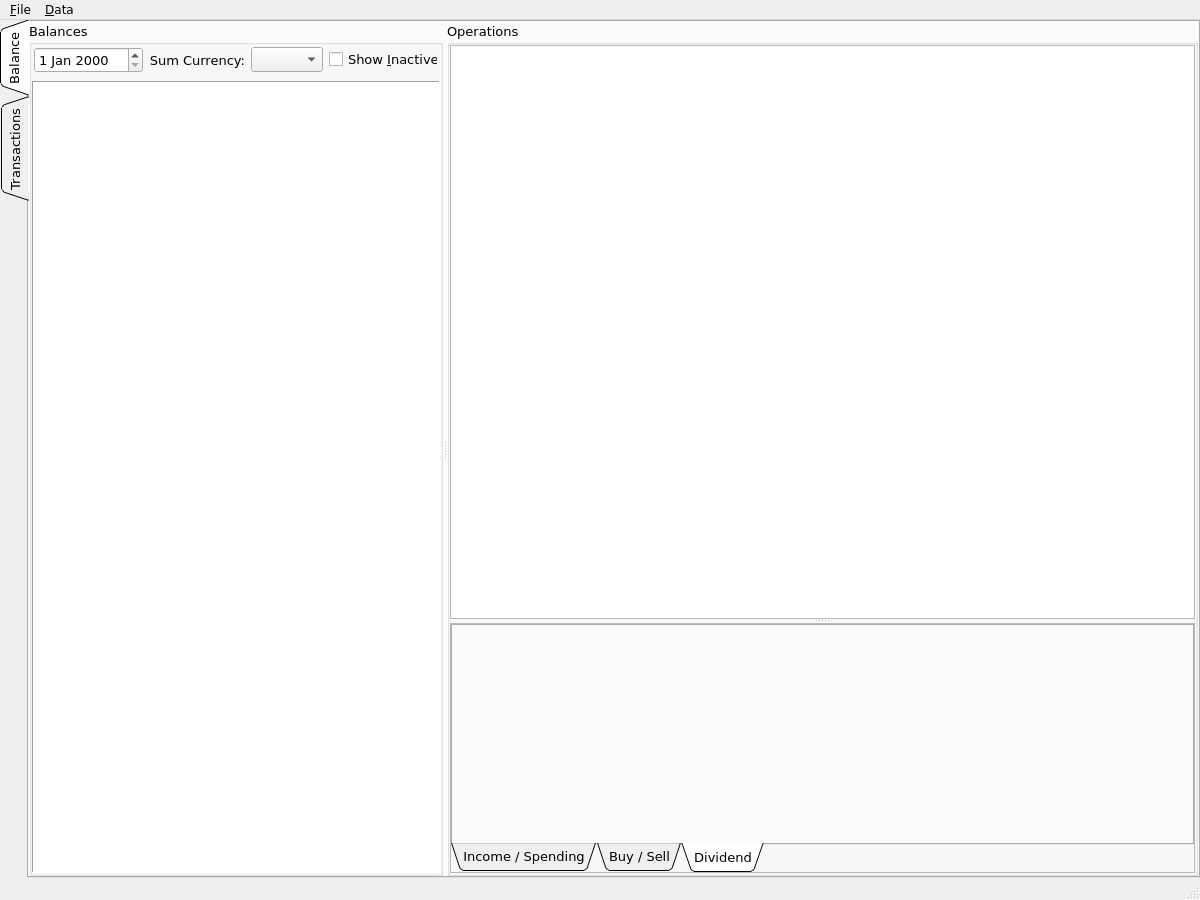
Qt form UI/main_window.ui (titov-vv/jal) before a commit.
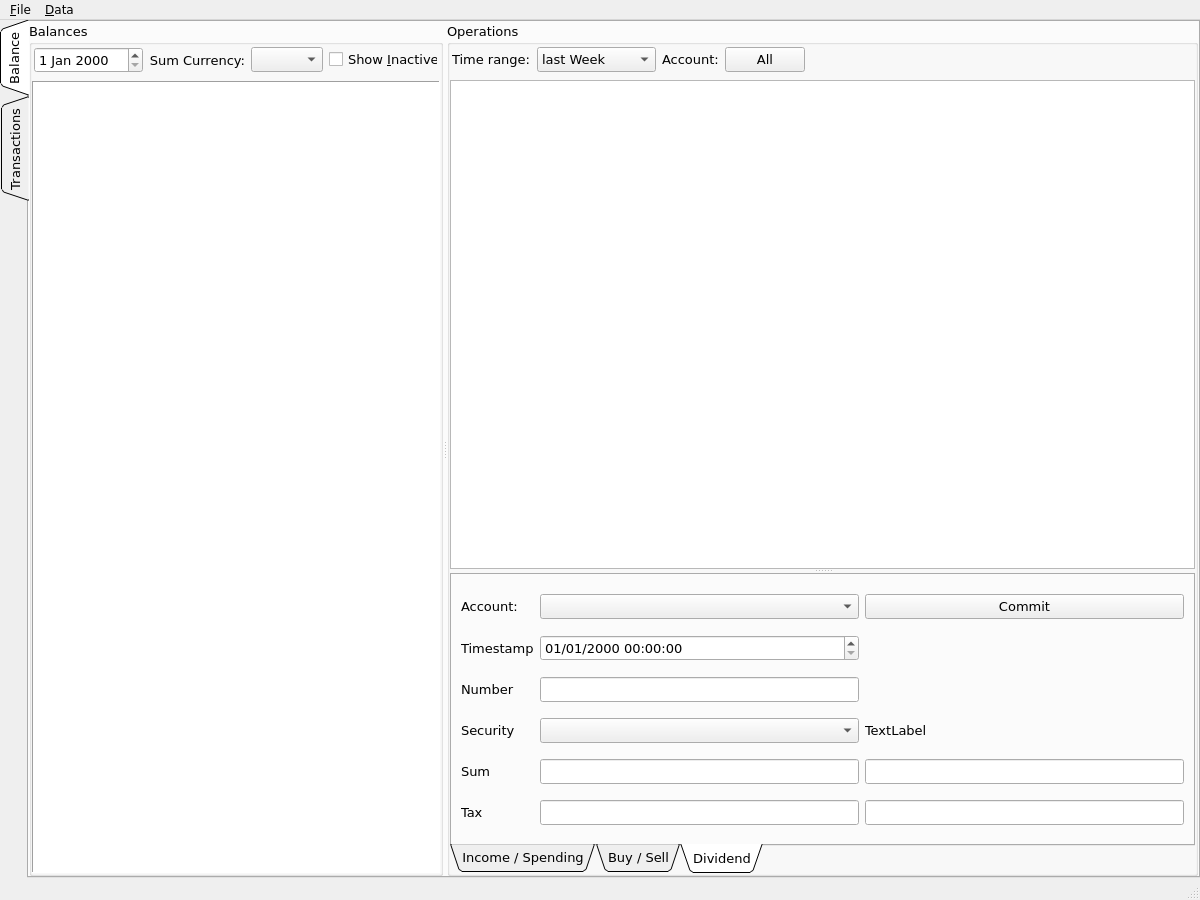
The same form after that commit. The open tabs and pages were chosen to show the change.

Commit message: 1. Operations SQL transformed to Sqlite view;\n2. Absolute paths removed from compile.ui;\n3. Dividend editor draft

The edit to the form file:
```diff
--- a/UI/main_window.ui
+++ b/UI/main_window.ui
@@ -10,6 +10,12 @@
     <height>900</height>
    </rect>
   </property>
+  <property name="minimumSize">
+   <size>
+    <width>0</width>
+    <height>0</height>
+   </size>
+  </property>
   <property name="font">
    <font>
     <family>DejaVu Sans</family>
@@ -30,7 +36,7 @@
      <pointsize>10</pointsize>
     </font>
    </property>
-   <layout class="QVBoxLayout" name="verticalLayout_2">
+   <layout class="QGridLayout" name="gridLayout">
     <property name="leftMargin">
      <number>0</number>
     </property>
@@ -43,7 +49,7 @@
     <property name="bottomMargin">
      <number>0</number>
     </property>
-    <item>
+    <item row="0" column="0">
      <widget class="QTabWidget" name="MainTabs">
       <property name="tabPosition">
        <enum>QTabWidget::West</enum>
@@ -204,7 +210,7 @@
            <property name="title">
             <string>Operations</string>
            </property>
-           <layout class="QHBoxLayout" name="horizontalLayout_3">
+           <layout class="QVBoxLayout" name="verticalLayout_2">
             <property name="leftMargin">
              <number>0</number>
             </property>
@@ -217,6 +223,111 @@
             <property name="bottomMargin">
              <number>0</number>
             </property>
+            <item>
+             <widget class="QFrame" name="OperationConfigFrame">
+              <property name="enabled">
+               <bool>true</bool>
+              </property>
+              <property name="minimumSize">
+               <size>
+                <width>0</width>
+                <height>0</height>
+               </size>
+              </property>
+              <property name="frameShape">
+               <enum>QFrame::Panel</enum>
+              </property>
+              <property name="frameShadow">
+               <enum>QFrame::Plain</enum>
+              </property>
+              <property name="lineWidth">
+               <number>0</number>
+              </property>
+              <layout class="QHBoxLayout" name="horizontalLayout_3">
+               <property name="leftMargin">
+                <number>2</number>
+               </property>
+               <property name="topMargin">
+                <number>2</number>
+               </property>
+               <property name="rightMargin">
+                <number>2</number>
+               </property>
+               <property name="bottomMargin">
+                <number>2</number>
+               </property>
+               <item>
+                <widget class="QLabel" name="DateRangeLbl">
+                 <property name="text">
+                  <string>Time range:</string>
+                 </property>
+                </widget>
+               </item>
+               <item>
+                <widget class="QComboBox" name="DateRangeCombo">
+                 <property name="minimumSize">
+                  <size>
+                   <width>100</width>
+                   <height>0</height>
+                  </size>
+                 </property>
+                 <item>
+                  <property name="text">
+                   <string>last Week</string>
+                  </property>
+                 </item>
+                 <item>
+                  <property name="text">
+                   <string>last Month</string>
+                  </property>
+                 </item>
+                 <item>
+                  <property name="text">
+                   <string>last Half-year</string>
+                  </property>
+                 </item>
+                 <item>
+                  <property name="text">
+                   <string>last Year</string>
+                  </property>
+                 </item>
+                 <item>
+                  <property name="text">
+                   <string>All</string>
+                  </property>
+                 </item>
+                </widget>
+               </item>
+               <item>
+                <widget class="QLabel" name="AccountLbl">
+                 <property name="text">
+                  <string>Account:</string>
+                 </property>
+                </widget>
+               </item>
+               <item>
+                <widget class="QPushButton" name="ChooseAccountBtn">
+                 <property name="text">
+                  <string>All</string>
+                 </property>
+                </widget>
+               </item>
+               <item>
+                <spacer name="horizontalSpacer">
+                 <property name="orientation">
+                  <enum>Qt::Horizontal</enum>
+                 </property>
+                 <property name="sizeHint" stdset="0">
+                  <size>
+                   <width>40</width>
+                   <height>20</height>
+                  </size>
+                 </property>
+                </spacer>
+               </item>
+              </layout>
+             </widget>
+            </item>
             <item>
              <widget class="QSplitter" name="OperationsDetailsSplitter">
               <property name="orientation">
@@ -227,14 +338,23 @@
                <property name="minimumSize">
                 <size>
                  <width>0</width>
-                 <height>250</height>
+                 <height>200</height>
+                </size>
+               </property>
+               <property name="maximumSize">
+                <size>
+                 <width>16777215</width>
+                 <height>300</height>
                 </size>
                </property>
                <property name="frameShape">
-                <enum>QFrame::StyledPanel</enum>
+                <enum>QFrame::Panel</enum>
                </property>
                <property name="frameShadow">
-                <enum>QFrame::Sunken</enum>
+                <enum>QFrame::Plain</enum>
+               </property>
+               <property name="lineWidth">
+                <number>0</number>
                </property>
                <layout class="QHBoxLayout" name="horizontalLayout_4">
                 <property name="leftMargin">
@@ -251,6 +371,12 @@
                 </property>
                 <item>
                  <widget class="QTabWidget" name="OperationsTabs">
+                  <property name="minimumSize">
+                   <size>
+                    <width>0</width>
+                    <height>100</height>
+                   </size>
+                  </property>
                   <property name="tabPosition">
                    <enum>QTabWidget::South</enum>
                   </property>
@@ -274,6 +400,92 @@
                    <attribute name="title">
                     <string>Dividend</string>
                    </attribute>
+                   <layout class="QGridLayout" name="gridLayout_2">
+                    <item row="7" column="0">
+                     <widget class="QLabel" name="TaxLbl">
+                      <property name="text">
+                       <string>Tax</string>
+                      </property>
+                     </widget>
+                    </item>
+                    <item row="5" column="0">
+                     <widget class="QLabel" name="SumLbl">
+                      <property name="text">
+                       <string>Sum</string>
+                      </property>
+                     </widget>
+                    </item>
+                    <item row="5" column="3">
+                     <widget class="QLineEdit" name="DividendSumEdit"/>
+                    </item>
+                    <item row="4" column="3">
+                     <widget class="QComboBox" name="DividendActiveCombo"/>
+                    </item>
+                    <item row="0" column="4">
+                     <widget class="QPushButton" name="CommitBtn">
+                      <property name="text">
+                       <string>Commit</string>
+                      </property>
+                     </widget>
+                    </item>
+                    <item row="0" column="3">
+                     <widget class="QComboBox" name="DividendAccountCombo"/>
+                    </item>
+                    <item row="2" column="0">
+                     <widget class="QLabel" name="DivNumberLbl">
+                      <property name="text">
+                       <string>Number</string>
+                      </property>
+                     </widget>
+                    </item>
+                    <item row="0" column="0">
+                     <widget class="QLabel" name="DivAccountLbl">
+                      <property name="text">
+                       <string>Account:</string>
+                      </property>
+                     </widget>
+                    </item>
+                    <item row="5" column="4">
+                     <widget class="QLineEdit" name="DividendSumDescription"/>
+                    </item>
+                    <item row="7" column="4">
+                     <widget class="QLineEdit" name="DividendTaxDescription"/>
+                    </item>
+                    <item row="4" column="4">
+                     <widget class="QLabel" name="DividendActiveLbl">
+                      <property name="text">
+                       <string>TextLabel</string>
+                      </property>
+                     </widget>
+                    </item>
+                    <item row="4" column="0">
+                     <widget class="QLabel" name="label">
+                      <property name="text">
+                       <string>Security</string>
+                      </property>
+                     </widget>
+                    </item>
+                    <item row="2" column="3">
+                     <widget class="QLineEdit" name="DividendNumberEdit"/>
+                    </item>
+                    <item row="7" column="3">
+                     <widget class="QLineEdit" name="DividendTaxEdit"/>
+                    </item>
+                    <item row="1" column="3">
+                     <widget class="QDateTimeEdit" name="DividendTimestampEdit">
+                      <property name="displayFormat">
+                       <string>dd/MM/yyyy hh:mm:ss</string>
+                      </property>
+                     </widget>
+                    </item>
+                    <item row="1" column="0">
+                     <widget class="QLabel" name="DivDateLbl">
+                      <property name="text">
+                       <string>Timestamp</string>
+                      </property>
+                     </widget>
+                    </item>
+                   </layout>
                   </widget>
                  </widget>
                 </item>
```
Left out of the diff: 35 changed lines with no effect on the pictures. The commit also changes 6 other files.
